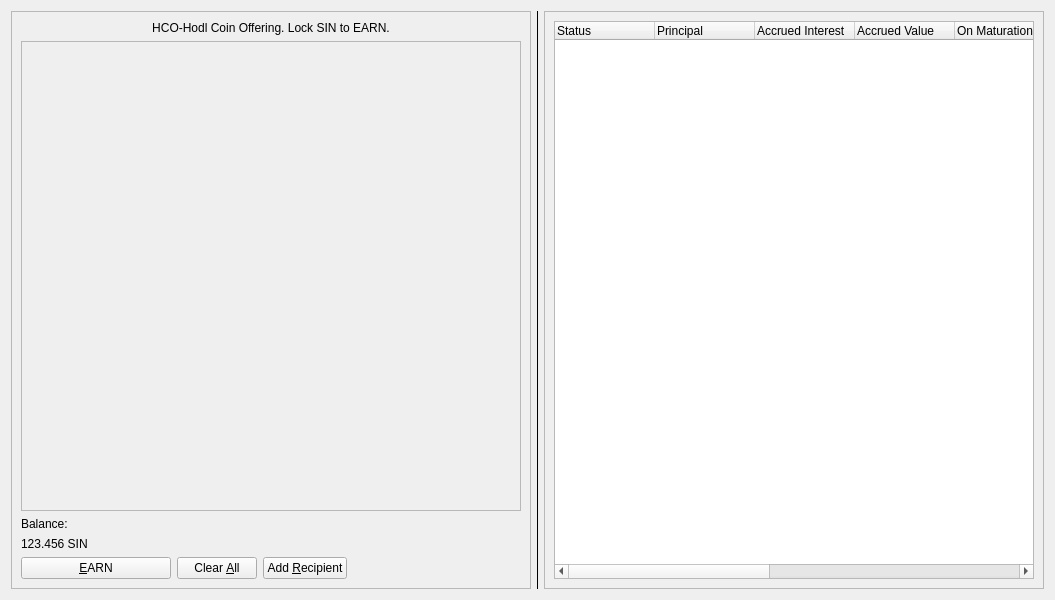
Qt form src/qt/forms/depositcoinsdialog.ui (hardwarewise/SIN-core) before a commit.
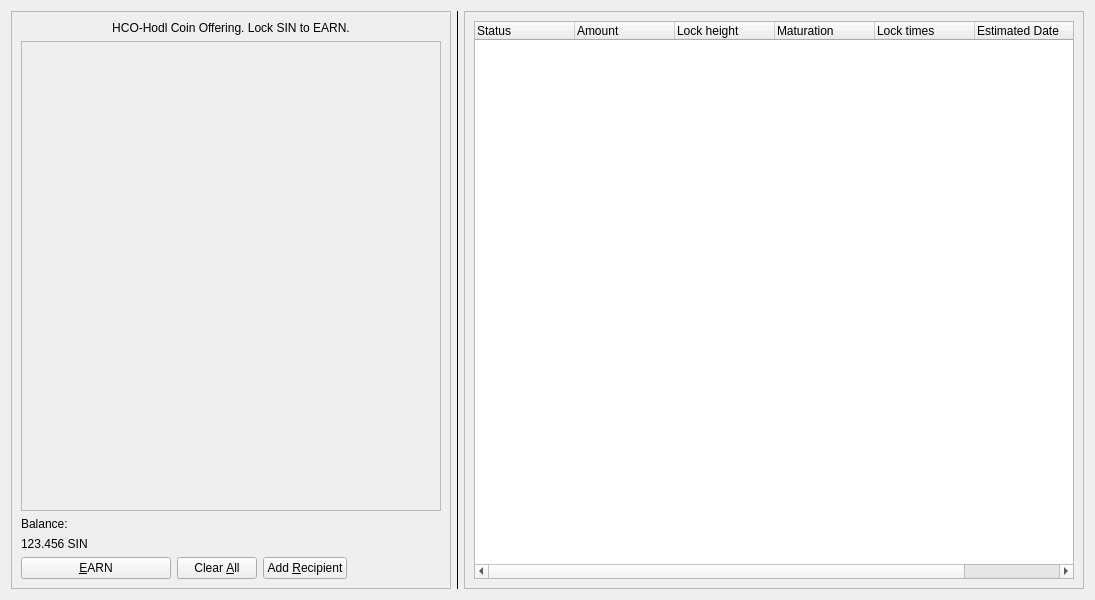
The same form after that commit. Icons and pictures are not drawn.

Commit message: add tab timelock

What changed in the file:
```diff
--- a/src/qt/forms/depositcoinsdialog.ui
+++ b/src/qt/forms/depositcoinsdialog.ui
@@ -48,7 +48,7 @@
           </property>
           <property name="minimumSize">
            <size>
-            <width>500</width>
+            <width>420</width>
             <height>0</height>
            </size>
           </property>
@@ -60,7 +60,7 @@
             <rect>
              <x>0</x>
              <y>0</y>
-             <width>498</width>
+             <width>378</width>
              <height>466</height>
             </rect>
            </property>
@@ -253,7 +253,7 @@
      </property>
      <property name="minimumSize">
       <size>
-       <width>500</width>
+       <width>620</width>
        <height>0</height>
       </size>
      </property>
@@ -290,7 +290,7 @@
           </column>
           <column>
            <property name="text">
-            <string>Principal</string>
+            <string>Amount</string>
            </property>
            <property name="textAlignment">
             <set>AlignLeading|AlignVCenter</set>
@@ -298,7 +298,7 @@
           </column>
           <column>
            <property name="text">
-            <string>Accrued Interest</string>
+            <string>Lock height</string>
            </property>
            <property name="textAlignment">
             <set>AlignLeading|AlignVCenter</set>
@@ -306,7 +306,7 @@
           </column>
           <column>
            <property name="text">
-            <string>Accrued Value</string>
+            <string>Maturation</string>
            </property>
            <property name="textAlignment">
             <set>AlignLeading|AlignVCenter</set>
@@ -314,31 +314,7 @@
           </column>
           <column>
            <property name="text">
-            <string>On Maturation</string>
-           </property>
-           <property name="textAlignment">
-            <set>AlignLeading|AlignVCenter</set>
-           </property>
-          </column>
-          <column>
-           <property name="text">
-            <string>Term (Days)</string>
-           </property>
-           <property name="textAlignment">
-            <set>AlignLeading|AlignVCenter</set>
-           </property>
-          </column>
-          <column>
-           <property name="text">
-            <string>Deposit Block</string>
-           </property>
-           <property name="textAlignment">
-            <set>AlignLeading|AlignVCenter</set>
-           </property>
-          </column>
-          <column>
-           <property name="text">
-            <string>Maturation Block</string>
+            <string>Lock times</string>
            </property>
            <property name="textAlignment">
             <set>AlignLeading|AlignVCenter</set>
```
The commit also changes 4 other files.
